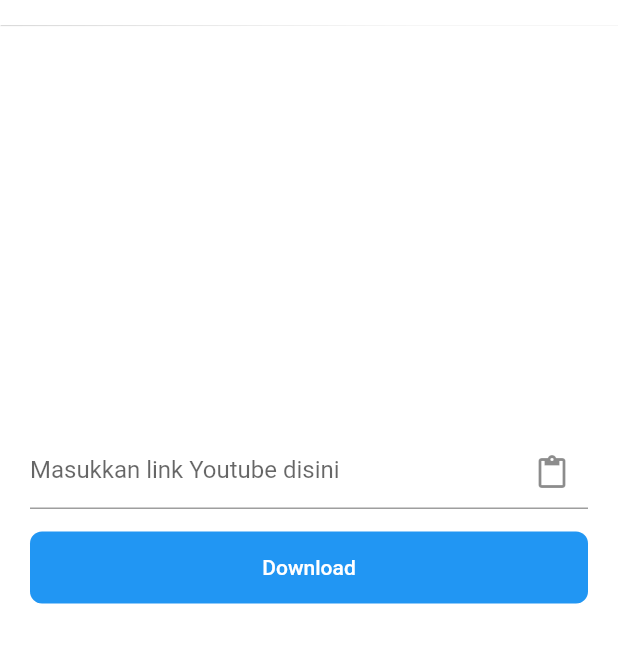
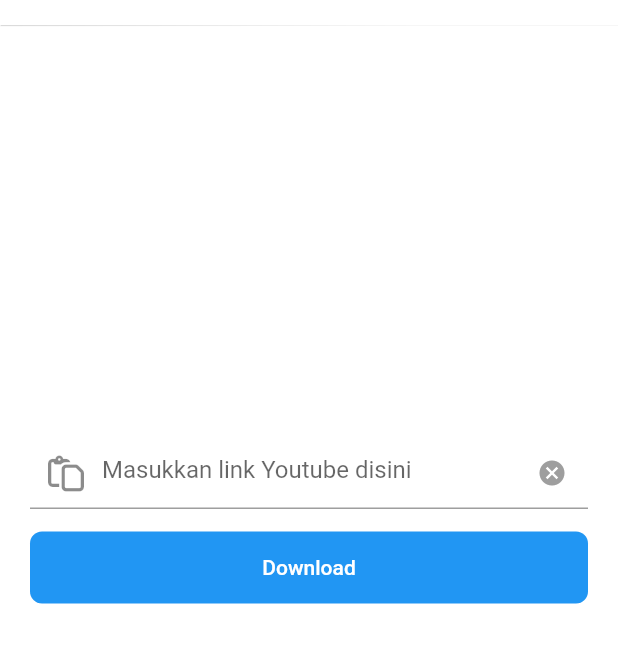
Before and after one commit to taufiqjack/flutter_youtube_downloader, a Flutter app: the screen it shows after launch, on a phone screen of 412 x 824 dp, the part 59-722 px from its top. Run offline on Flutter 3.47's test engine with Material 2 defaults, Android fonts, the phone set to English and light mode, and no system bars; our stand-ins replace font_awesome_flutter; missing offline and left inert: clipboard, flutter_youtube_downloader.

```diff
--- a/lib/home_view.dart
+++ b/lib/home_view.dart
@@ -81,7 +81,7 @@ class _HomeViewState extends State<HomeView> {
               child: TextFormField(
                 decoration: InputDecoration(
                   hintText: 'Masukkan link Youtube disini',
-                  suffixIcon: InkWell(
+                  prefixIcon: InkWell(
                     onTap: () {
                       FlutterClipboard.paste().then((value) {
                         setState(() {
@@ -90,7 +90,20 @@ class _HomeViewState extends State<HomeView> {
                         });
                       });
                     },
-                      child: const Icon(Icons.paste)),
+                    child: const Icon(FontAwesomeIcons.paste),
+                  ),
+                  suffixIcon: InkWell(
+                    onTap: () {
+                      setState(() {
+                        txturl.clear();
+                      });
+                    },
+                    child: const Icon(
+                      Icons.cancel,
+                      size: 20,
+                      color: Colors.grey,
+                    ),
+                  ),
                 ),
                 controller: txturl,
                 keyboardType: TextInputType.text,
```
Lines whose indentation alone changed are shown as unchanged.
